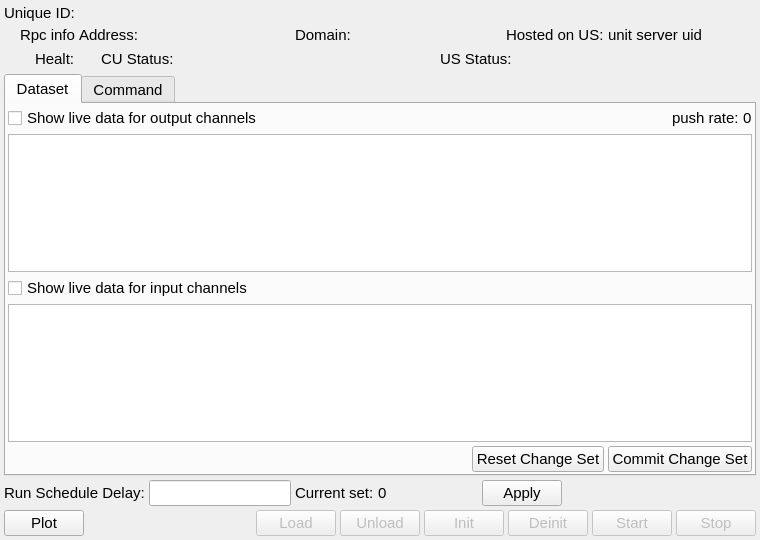
bisegni/chaosframework, file ccs/node/control_unit/ControlUnitEditor.ui: the form before one commit.
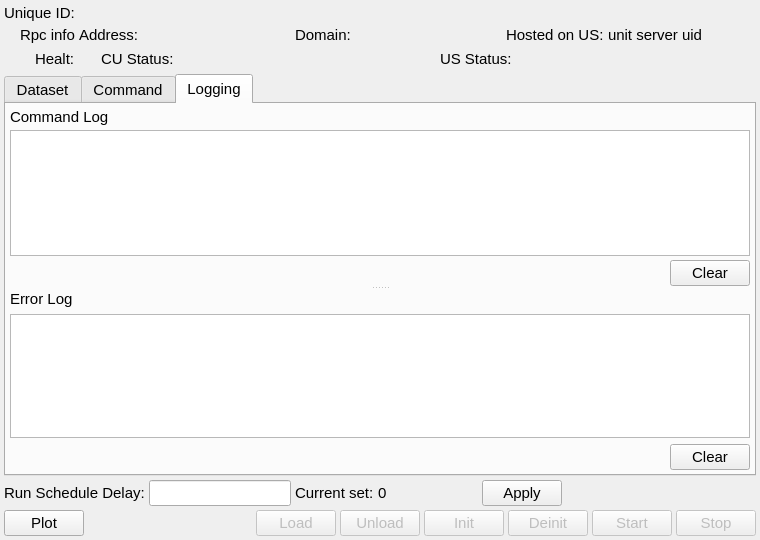
The form after the commit. The open tabs and pages were chosen to show the change. Custom widgets are drawn as their Qt base class.

Commit message: added the visualization of status error in chaos label tooltip

What changed in the file:
```diff
--- a/ccs/node/control_unit/ControlUnitEditor.ui
+++ b/ccs/node/control_unit/ControlUnitEditor.ui
@@ -744,6 +744,139 @@
        </item>
       </layout>
      </widget>
+     <widget class="QWidget" name="tabLogging">
+      <attribute name="title">
+       <string>Logging</string>
+      </attribute>
+      <layout class="QVBoxLayout" name="verticalLayout_7">
+       <property name="spacing">
+        <number>4</number>
+       </property>
+       <property name="leftMargin">
+        <number>4</number>
+       </property>
+       <property name="topMargin">
+        <number>4</number>
+       </property>
+       <property name="rightMargin">
+        <number>4</number>
+       </property>
+       <property name="bottomMargin">
+        <number>4</number>
+       </property>
+       <item>
+        <widget class="QSplitter" name="splitter">
+         <property name="orientation">
+          <enum>Qt::Vertical</enum>
+         </property>
+         <widget class="QWidget" name="verticalLayoutWidget_2">
+          <layout class="QVBoxLayout" name="verticalLayoutCommandLogging">
+           <property name="spacing">
+            <number>4</number>
+           </property>
+           <item>
+            <widget class="QLabel" name="label_13">
+             <property name="text">
+              <string>Command Log</string>
+             </property>
+            </widget>
+           </item>
+           <item>
+            <widget class="QTableView" name="tableView">
+             <property name="font">
+              <font>
+               <pointsize>11</pointsize>
+              </font>
+             </property>
+            </widget>
+           </item>
+           <item>
+            <layout class="QHBoxLayout" name="horizontalLayout_8">
+             <property name="spacing">
+              <number>4</number>
+             </property>
+             <item>
+              <spacer name="horizontalSpacer_6">
+               <property name="orientation">
+                <enum>Qt::Horizontal</enum>
+               </property>
+               <property name="sizeHint" stdset="0">
+                <size>
+                 <width>40</width>
+                 <height>20</height>
+                </size>
+               </property>
+              </spacer>
+             </item>
+             <item>
+              <widget class="QPushButton" name="pushButton_2">
+               <property name="font">
+                <font>
+                 <pointsize>11</pointsize>
+                </font>
+               </property>
+               <property name="text">
+                <string>Clear</string>
+               </property>
+              </widget>
+             </item>
+            </layout>
+           </item>
+          </layout>
+         </widget>
+         <widget class="QWidget" name="verticalLayoutWidget_3">
+          <layout class="QVBoxLayout" name="verticalLayoutCommandLogging_2">
+           <item>
+            <widget class="QLabel" name="label_14">
+             <property name="text">
+              <string>Error Log</string>
+             </property>
+            </widget>
+           </item>
+           <item>
+            <widget class="QTableView" name="tableViewErrorLog">
+             <property name="font">
+              <font>
+               <pointsize>11</pointsize>
+              </font>
+             </property>
+            </widget>
+           </item>
+           <item>
+            <layout class="QHBoxLayout" name="horizontalLayout_9">
+             <item>
+              <spacer name="horizontalSpacer_7">
+               <property name="orientation">
+                <enum>Qt::Horizontal</enum>
+               </property>
+               <property name="sizeHint" stdset="0">
+                <size>
+                 <width>40</width>
+                 <height>20</height>
+                </size>
+               </property>
+              </spacer>
+             </item>
+             <item>
+              <widget class="QPushButton" name="pushButtonErrorLogClear">
+               <property name="font">
+                <font>
+                 <pointsize>11</pointsize>
+                </font>
+               </property>
+               <property name="text">
+                <string>Clear</string>
+               </property>
+              </widget>
+             </item>
+            </layout>
+           </item>
+          </layout>
+         </widget>
+        </widget>
+       </item>
+      </layout>
+     </widget>
     </widget>
    </item>
    <item>
@@ -980,11 +1113,6 @@
   </layout>
  </widget>
  <customwidgets>
-  <customwidget>
-   <class>ChaosDatasetLabel</class>
-   <extends>QLabel</extends>
-   <header>widget/ChaosDatasetLabel.h</header>
-  </customwidget>
   <customwidget>
    <class>CLedIndicatorHealt</class>
    <extends>QWidget</extends>
@@ -996,6 +1124,11 @@
    <extends>QLabel</extends>
    <header>widget/ChaosLabel.h</header>
   </customwidget>
+  <customwidget>
+   <class>ChaosDatasetLabel</class>
+   <extends>QLabel</extends>
+   <header>widget/ChaosDatasetLabel.h</header>
+  </customwidget>
   <customwidget>
    <class>ChaosHealtLabel</class>
    <extends>QLabel</extends>
```
Left out of the diff: 70 changed lines with no effect on the pictures. The commit also changes 9 other files.
